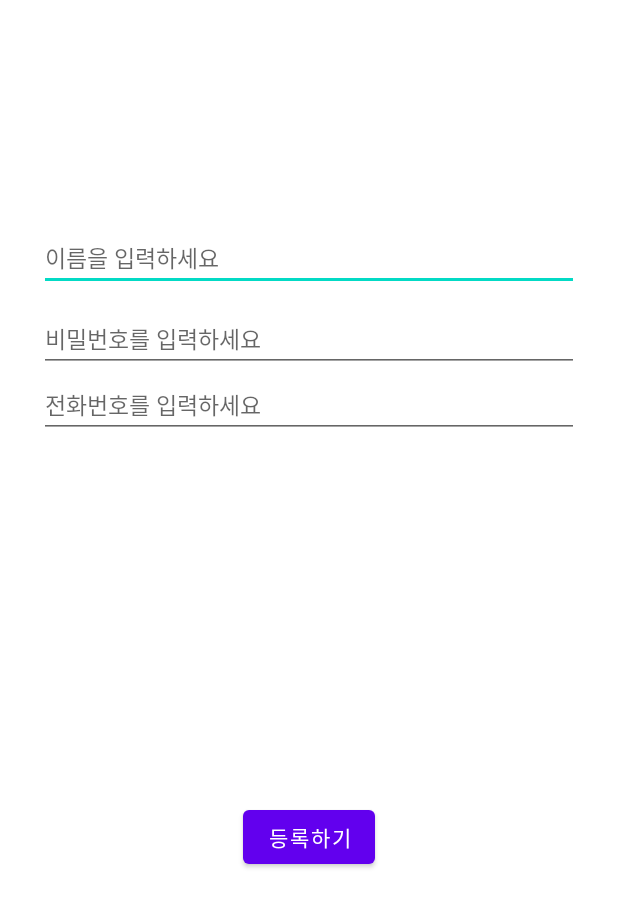
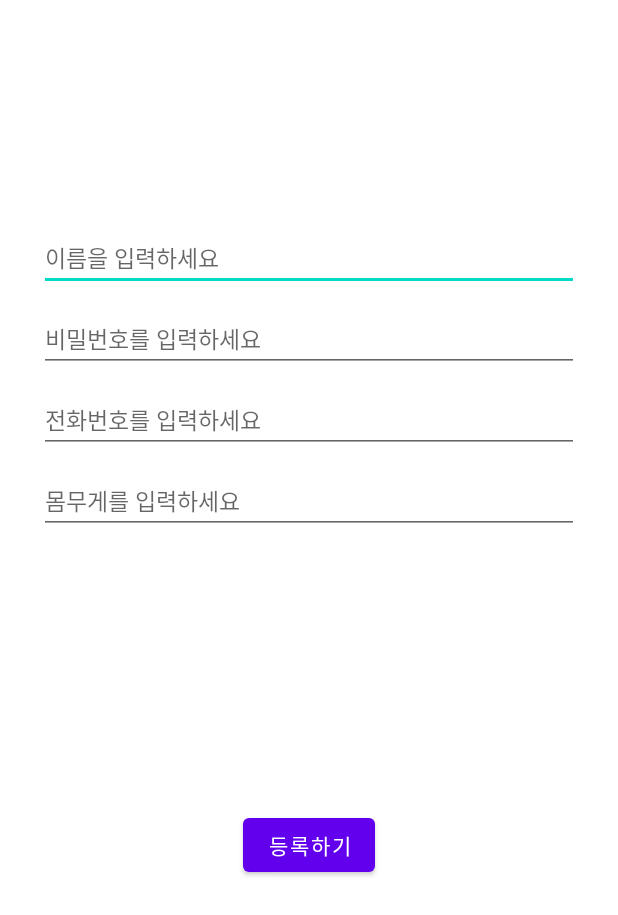
Before and after one commit to eddymango/exercisefam, an Android app: the screen it shows after launch (LoginActivity), on a phone screen of 412 x 824 dp. Shown: the top 915 px of the screen. Run offline under Robolectric (Android 15) with nearby library versions, the phone set to English and light mode, and no system bars; our stand-ins replace Firebase (no records; nobody signed in at launch, a user with empty details on screens opened directly).

```diff
--- a/app/src/main/java/kr/eddymango/exercisefam/LoginActivity.kt
+++ b/app/src/main/java/kr/eddymango/exercisefam/LoginActivity.kt
@@ -32,6 +32,8 @@ class LoginActivity : AppCompatActivity() {
                 val name = loginEtName.text.toString()
                 val pwd = loginEtPwd.text.toString()
                 val phone = loginEtPhone.text.toString()
+                val weight = loginEtWeight.text.toString()
+
                 if(name ==""||pwd==""){
                     Toast.makeText(this@LoginActivity,"이름 또는 비밀번호를 입력하지 않았습니다",Toast.LENGTH_SHORT).show()
                     return@setOnClickListener
@@ -43,6 +45,7 @@ class LoginActivity : AppCompatActivity() {
                 myRef.child(name).child("name").setValue(name)
                 myRef.child(name).child("pwd").setValue(pwd)
                 myRef.child(name).child("phone").setValue(phone)
+                myRef.child(name).child("weight").setValue(weight)
 
 
                 Toast.makeText(this@LoginActivity,"환영합니다",Toast.LENGTH_SHORT).show()
--- a/app/src/main/res/layout/activity_login.xml
+++ b/app/src/main/res/layout/activity_login.xml
@@ -40,9 +40,24 @@
         android:id="@+id/login_et_phone"
         android:hint="전화번호를 입력하세요"
         android:textSize="15dp"
+        android:layout_marginTop="10dp"
+
         app:layout_constraintTop_toBottomOf="@id/login_et_pwd"
         app:layout_constraintStart_toStartOf="parent"
         app:layout_constraintEnd_toEndOf="parent"/>
+    <EditText
+        android:layout_width="wrap_content"
+        android:layout_height="wrap_content"
+        android:ems="20"
+        android:id="@+id/login_et_weight"
+        android:hint="몸무게를 입력하세요"
+        android:layout_marginTop="10dp"
+
+        app:layout_constraintTop_toBottomOf="@id/login_et_phone"
+        app:layout_constraintStart_toStartOf="parent"
+        app:layout_constraintEnd_toEndOf="parent"
+        android:textSize="15dp"/>
+
 
     <Button
         android:layout_width="wrap_content"
```
Also changed, not shown: app/src/main/java/kr/eddymango/exercisefam/fragments/HomeFragment.kt (+45 -5 lines), app/src/main/res/layout/dialog_exer_register.xml (+4 -4 lines).
